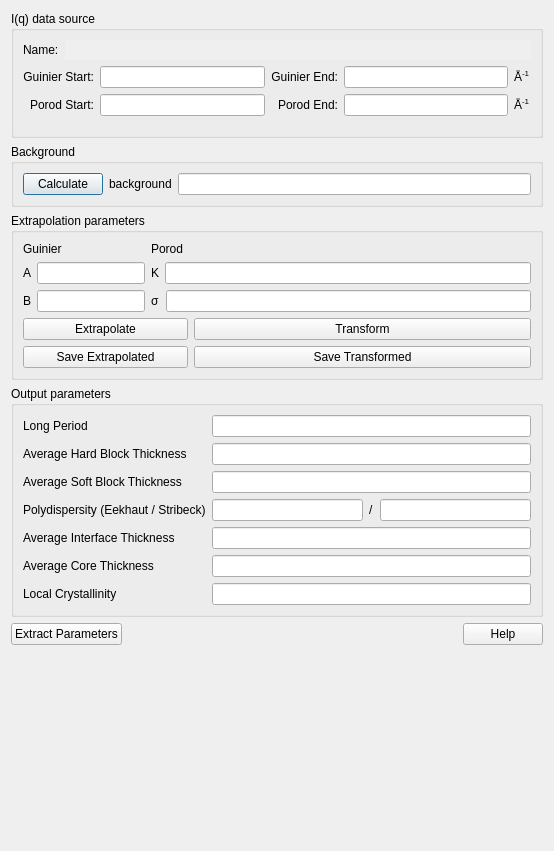
First picture: the form in src/sas/qtgui/Perspectives/Corfunc/UI/CorfuncPanel.ui, repository SasView/sasview, before the edit.
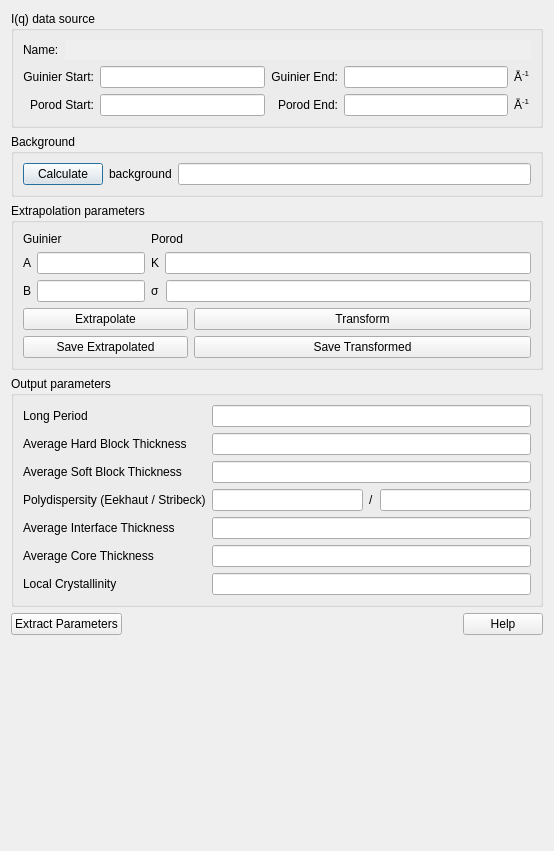
Second picture: the form after the edit.

Commit message: Removed border

```diff
--- a/src/sas/qtgui/Perspectives/Corfunc/UI/CorfuncPanel.ui
+++ b/src/sas/qtgui/Perspectives/Corfunc/UI/CorfuncPanel.ui
@@ -96,7 +96,7 @@
       <item row="1" column="0">
        <layout class="QGridLayout" name="gridLayout">
         <property name="bottomMargin">
-         <number>10</number>
+         <number>0</number>
         </property>
         <item row="0" column="0">
          <widget class="QLabel" name="lblTotalQMin">
```
